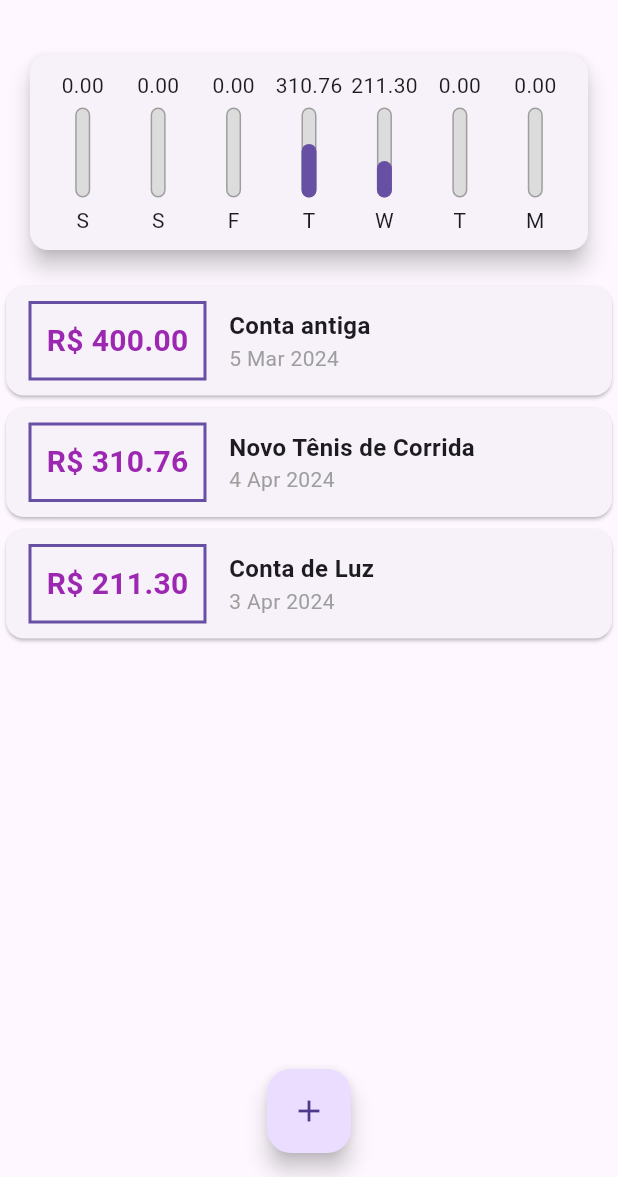
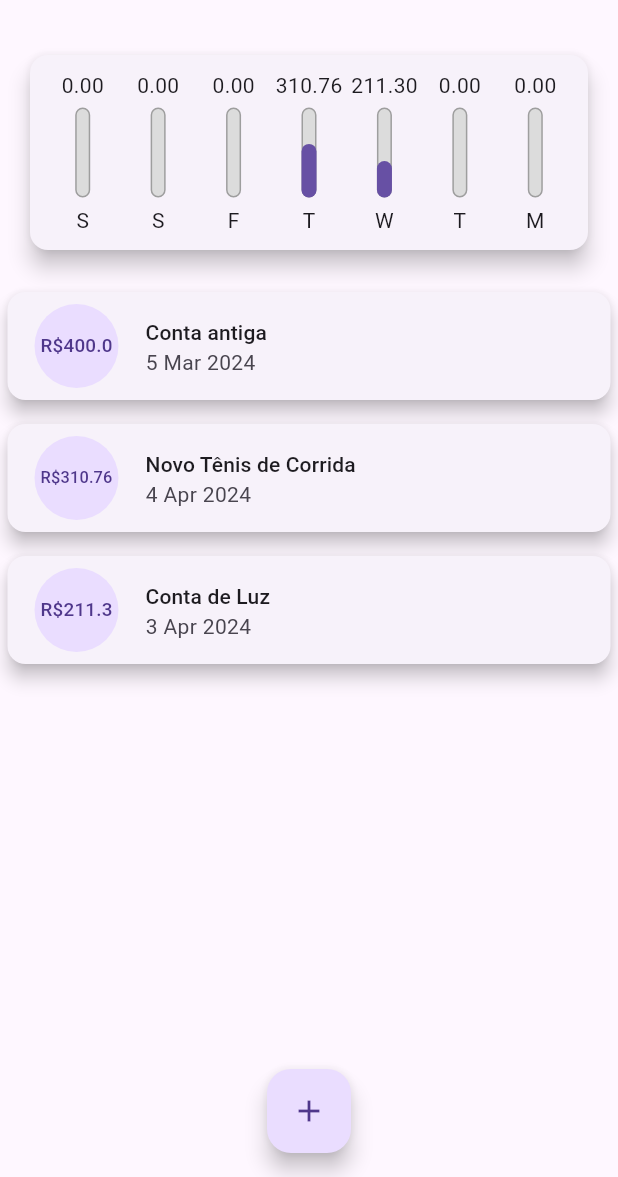
Before and after one commit to PedroHSiqueira/Flutter_Expenses, a Flutter app: the screen it shows after launch, on a phone screen of 412 x 824 dp, the part 59-1236 px from its top. Run offline on Flutter 3.47's test engine with Material 3 defaults, Android fonts, the phone set to English and light mode, and no system bars; Roboto replaces fonts that are missing (OpenSans).

Commit message:
🔨 Feat: add a ListTile in ListView Builder

```diff
--- a/lib/components/transaction_list.dart
+++ b/lib/components/transaction_list.dart
@@ -34,43 +34,26 @@ class TransactionList extends StatelessWidget {
               itemBuilder: (ctx, index) {
                 final tr = transactions[index];
                 return Card(
-                    child: Row(
-                  children: [
-                    Container(
-                      margin: const EdgeInsets.symmetric(
-                          horizontal: 15, vertical: 10),
-                      decoration: BoxDecoration(
-                          border: Border.all(
-                        color: Theme.of(context).primaryColor,
-                        width: 2,
-                      )),
-                      padding: const EdgeInsets.all(10),
-                      child: Text(
-                        "R\$ ${tr.value.toStringAsFixed(2)}",
-                        style: const TextStyle(
-                            fontWeight: FontWeight.bold,
-                            fontSize: 20,
-                            color: Colors.purple),
+                  elevation: 5,
+                  margin: const EdgeInsets.symmetric(
+                    vertical: 8,
+                    horizontal: 5
+                  ),
+                  child: ListTile(
+                    leading: CircleAvatar(
+                      radius: 30,
+                      child: Padding(
+                        padding: const EdgeInsets.all(6),
+                        child: FittedBox(child: Text("R\$${tr.value}")),
                       ),
                     ),
-                    Column(
-                      crossAxisAlignment: CrossAxisAlignment.start,
-                      children: [
-                        Text(
-                          tr.title,
-                          style: const TextStyle(
-                            fontSize: 16,
-                            fontWeight: FontWeight.bold,
-                          ),
-                        ),
-                        Text(
-                          DateFormat("d MMM y").format(tr.date),
-                          style: const TextStyle(color: Colors.grey),
-                        ),
-                      ],
-                    )
-                  ],
-                ));
+                    title: Text(
+                      tr.title,
+                      style: Theme.of(context).textTheme.titleSmall,
+                    ),
+                    subtitle: Text(DateFormat("d MMM y").format(tr.date)),
+                  ),
+                );
               },
             ),
     );
```
